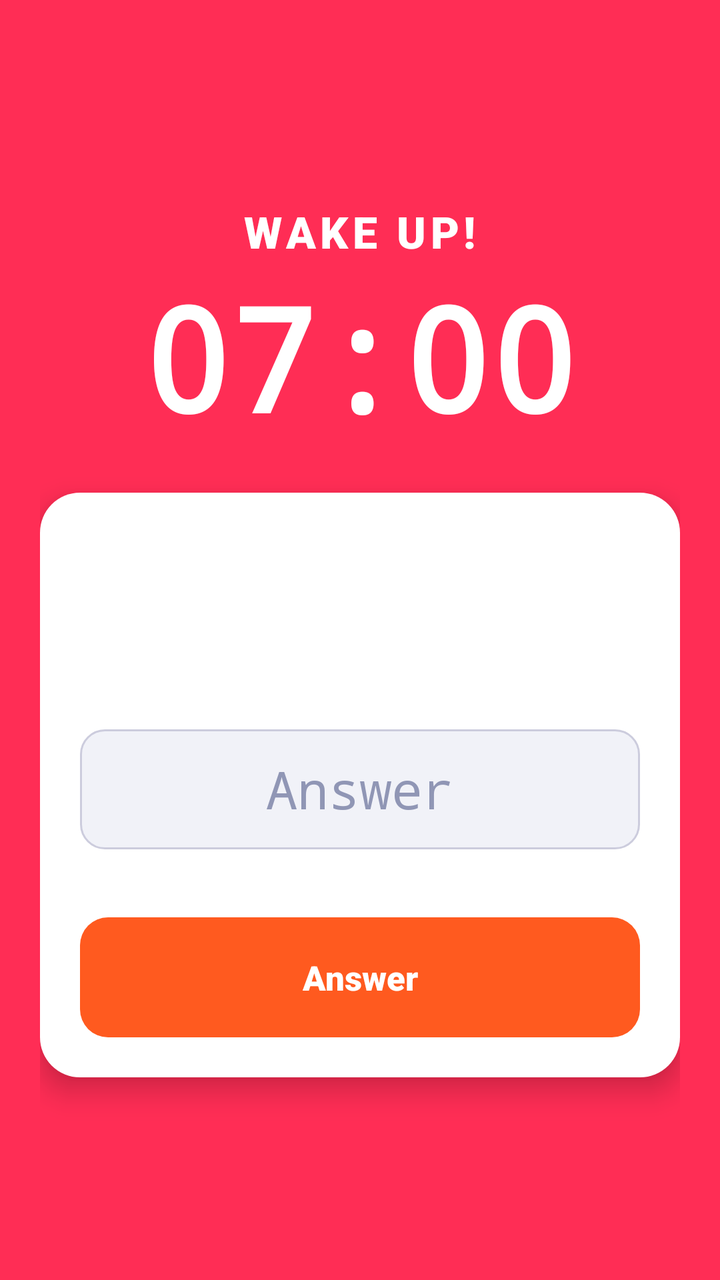
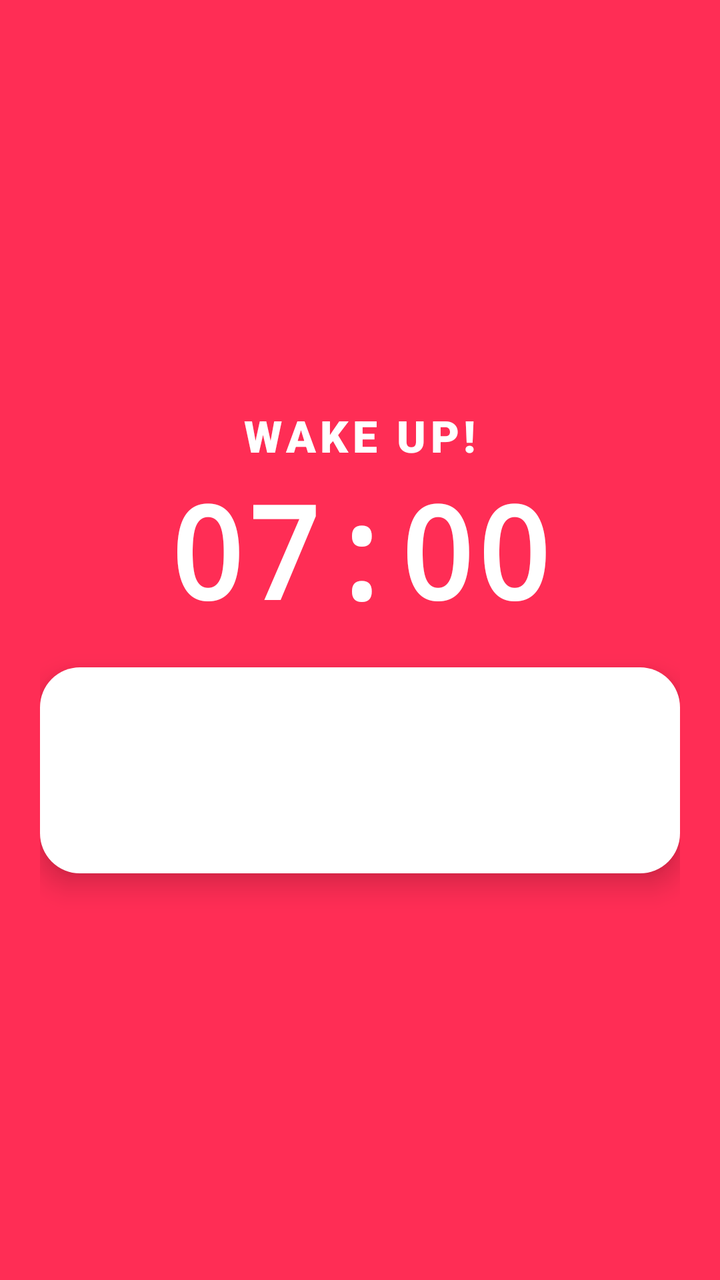

Two renders of the same Android screen: before a commit and after it. Below are the layout's source before the change and the commit's diff.
<!-- AndroidManifest.xml: activity theme Theme.OpMedDig.Ring -->
<!-- res/layout/activity_ring.xml -->
<?xml version="1.0" encoding="utf-8"?>
<LinearLayout xmlns:android="http://schemas.android.com/apk/res/android"
    android:id="@+id/root"
    android:layout_width="match_parent"
    android:layout_height="match_parent"
    android:background="@color/alarm"
    android:gravity="center"
    android:orientation="vertical"
    android:padding="20dp">

    <TextView
        android:layout_width="wrap_content"
        android:layout_height="wrap_content"
        android:fontFamily="sans-serif-black"
        android:letterSpacing="0.1"
        android:text="@string/wake_up"
        android:textColor="#FFFFFF"
        android:textSize="22sp" />

    <TextView
        android:id="@+id/ringClock"
        android:layout_width="wrap_content"
        android:layout_height="wrap_content"
        android:layout_marginBottom="20dp"
        android:fontFamily="monospace"
        android:text="07:00"
        android:textColor="#FFFFFF"
        android:textSize="72sp"
        android:textStyle="bold" />

    <LinearLayout
        android:layout_width="match_parent"
        android:layout_height="wrap_content"
        android:background="@drawable/bg_task"
        android:elevation="8dp"
        android:gravity="center_horizontal"
        android:orientation="vertical"
        android:padding="20dp">

        <LinearLayout
            android:id="@+id/dots"
            android:layout_width="wrap_content"
            android:layout_height="wrap_content"
            android:orientation="horizontal" />

        <TextView
            android:id="@+id/progress"
            android:layout_width="wrap_content"
            android:layout_height="wrap_content"
            android:layout_marginTop="8dp"
            android:textColor="#5D6380"
            android:textSize="14sp" />

        <TextView
            android:id="@+id/question"
            android:layout_width="wrap_content"
            android:layout_height="wrap_content"
            android:layout_marginTop="12dp"
            android:fontFamily="monospace"
            android:gravity="center"
            android:textColor="#161A2E"
            android:textSize="34sp"
            android:textStyle="bold" />

        <EditText
            android:id="@+id/answer"
            android:layout_width="match_parent"
            android:layout_height="60dp"
            android:layout_marginTop="14dp"
            android:background="@drawable/bg_task_input"
            android:fontFamily="monospace"
            android:gravity="center"
            android:hint="@string/answer_hint"
            android:imeOptions="actionDone"
            android:inputType="numberSigned"
            android:textColor="#161A2E"
            android:textColorHint="#9096B5"
            android:textSize="26sp" />

        <TextView
            android:id="@+id/error"
            android:layout_width="wrap_content"
            android:layout_height="wrap_content"
            android:layout_marginTop="8dp"
            android:gravity="center"
            android:minHeight="20dp"
            android:textColor="#C8102E"
            android:textSize="14sp" />

        <Button
            android:id="@+id/okBtn"
            android:layout_width="match_parent"
            android:layout_height="60dp"
            android:layout_marginTop="6dp"
            android:text="@string/btn_answer" />
    </LinearLayout>
</LinearLayout>
<!-- resources referenced by this layout -->
<resources>
  <color name="alarm">#FF2D55</color>
  <!-- drawable bg_task (drawable) -->
  <shape xmlns:android="http://schemas.android.com/apk/res/android" android:shape="rectangle">
      <solid android:color="#FFFFFF" />
      <corners android:radius="20dp" />
  </shape>
  <!-- drawable bg_task_input (drawable) -->
  <shape xmlns:android="http://schemas.android.com/apk/res/android" android:shape="rectangle">
      <solid android:color="#F1F2F8" />
      <stroke android:width="1dp" android:color="#CCCCDD" />
      <corners android:radius="12dp" />
  </shape>
  <string name="answer_hint">Answer</string>
  <string name="btn_answer">Answer</string>
  <string name="wake_up">WAKE UP!</string>
  <style name="Theme.OpMedDig.Ring" parent="Theme.OpMedDig">
          <item name="android:windowBackground">@color/alarm</item>
          <item name="android:statusBarColor">@color/alarm</item>
          <item name="android:navigationBarColor">@color/alarm</item>
      </style>
  <style name="Theme.OpMedDig" parent="Theme.AppCompat.DayNight.NoActionBar">
          <item name="colorPrimary">@color/accent</item>
          <item name="colorPrimaryDark">@color/bg</item>
          <item name="colorAccent">@color/accent</item>
          <item name="android:windowBackground">@color/bg</item>
          <item name="android:statusBarColor">@color/bg</item>
          <item name="android:navigationBarColor">@color/bg</item>
          <item name="android:textColorPrimary">@color/fg</item>
          <item name="android:textColor">@color/fg</item>
          <item name="android:fontFamily">sans-serif</item>
          <item name="buttonStyle">@style/OMD.Button</item>
          <item name="android:buttonStyle">@style/OMD.Button</item>
      </style>
  <color name="accent">#FF5A1F</color>
  <color name="bg">#EEF0F7</color>
  <color name="fg">#161A2E</color>
  <style name="OMD.Button" parent="Widget.AppCompat.Button">
          <item name="android:background">@drawable/bg_button</item>
          <item name="android:textColor">#FFFFFF</item>
          <item name="android:textAllCaps">false</item>
          <item name="android:fontFamily">sans-serif-black</item>
          <item name="android:textSize">17sp</item>
          <item name="android:minHeight">56dp</item>
          <item name="android:stateListAnimator">@null</item>
      </style>
  <!-- drawable bg_button (drawable) -->
  <ripple xmlns:android="http://schemas.android.com/apk/res/android" android:color="#33FFFFFF">
      <item>
          <shape android:shape="rectangle">
              <solid android:color="@color/accent" />
              <corners android:radius="14dp" />
          </shape>
      </item>
  </ripple>
</resources>

<!-- the commit's change to res/layout/activity_ring.xml (unified diff, before → after) -->
@@ -1,97 +1,94 @@
 <?xml version="1.0" encoding="utf-8"?>
-<LinearLayout xmlns:android="http://schemas.android.com/apk/res/android"
+<ScrollView xmlns:android="http://schemas.android.com/apk/res/android"
     android:id="@+id/root"
     android:layout_width="match_parent"
     android:layout_height="match_parent"
     android:background="@color/alarm"
-    android:gravity="center"
-    android:orientation="vertical"
-    android:padding="20dp">
-
-    <TextView
-        android:layout_width="wrap_content"
-        android:layout_height="wrap_content"
-        android:fontFamily="sans-serif-black"
-        android:letterSpacing="0.1"
-        android:text="@string/wake_up"
-        android:textColor="#FFFFFF"
-        android:textSize="22sp" />
-
-    <TextView
-        android:id="@+id/ringClock"
-        android:layout_width="wrap_content"
-        android:layout_height="wrap_content"
-        android:layout_marginBottom="20dp"
-        android:fontFamily="monospace"
-        android:text="07:00"
-        android:textColor="#FFFFFF"
-        android:textSize="72sp"
-        android:textStyle="bold" />
+    android:fillViewport="true">
 
     <LinearLayout
         android:layout_width="match_parent"
         android:layout_height="wrap_content"
-        android:background="@drawable/bg_task"
-        android:elevation="8dp"
-        android:gravity="center_horizontal"
+        android:gravity="center"
         android:orientation="vertical"
         android:padding="20dp">
 
-        <LinearLayout
-            android:id="@+id/dots"
+        <TextView
             android:layout_width="wrap_content"
             android:layout_height="wrap_content"
-            android:orientation="horizontal" />
+            android:fontFamily="sans-serif-black"
+            android:letterSpacing="0.1"
+            android:text="@string/wake_up"
+            android:textColor="#FFFFFF"
+            android:textSize="22sp" />
 
         <TextView
-            android:id="@+id/progress"
+            android:id="@+id/ringClock"
             android:layout_width="wrap_content"
             android:layout_height="wrap_content"
-            android:layout_marginTop="8dp"
-            android:textColor="#5D6380"
-            android:textSize="14sp" />
-
-        <TextView
-            android:id="@+id/question"
-            android:layout_width="wrap_content"
-            android:layout_height="wrap_content"
-            android:layout_marginTop="12dp"
+            android:layout_marginBottom="16dp"
             android:fontFamily="monospace"
-            android:gravity="center"
-            android:textColor="#161A2E"
-            android:textSize="34sp"
+            android:text="07:00"
+            android:textColor="#FFFFFF"
+            android:textSize="64sp"
             android:textStyle="bold" />
 
-        <EditText
-            android:id="@+id/answer"
+        <LinearLayout
             android:layout_width="match_parent"
-            android:layout_height="60dp"
-            android:layout_marginTop="14dp"
-            android:background="@drawable/bg_task_input"
-            android:fontFamily="monospace"
-            android:gravity="center"
-            android:hint="@string/answer_hint"
-            android:imeOptions="actionDone"
-            android:inputType="numberSigned"
-            android:textColor="#161A2E"
-            android:textColorHint="#9096B5"
-            android:textSize="26sp" />
+            android:layout_height="wrap_content"
+            android:background="@drawable/bg_task"
+            android:elevation="8dp"
+            android:gravity="center_horizontal"
+            android:orientation="vertical"
+            android:padding="20dp">
 
-        <TextView
-            android:id="@+id/error"
-            android:layout_width="wrap_content"
-            android:layout_height="wrap_content"
-            android:layout_marginTop="8dp"
-            android:gravity="center"
-            android:minHeight="20dp"
-            android:textColor="#C8102E"
-            android:textSize="14sp" />
+            <LinearLayout
+                android:id="@+id/dots"
+                android:layout_width="wrap_content"
+                android:layout_height="wrap_content"
+                android:orientation="horizontal" />
 
-        <Button
-            android:id="@+id/okBtn"
-            android:layout_width="match_parent"
-            android:layout_height="60dp"
-            android:layout_marginTop="6dp"
-            android:text="@string/btn_answer" />
+            <TextView
+                android:id="@+id/progress"
+                android:layout_width="wrap_content"
+                android:layout_height="wrap_content"
+                android:layout_marginTop="8dp"
+                android:layout_marginBottom="8dp"
+                android:textColor="#5D6380"
+                android:textSize="14sp" />
+
+            <FrameLayout
+                android:id="@+id/taskArea"
+                android:layout_width="match_parent"
+                android:layout_height="wrap_content" />
+
+            <TextView
+                android:id="@+id/question"
+                android:layout_width="wrap_content"
+                android:layout_height="wrap_content"
+                android:gravity="center"
+                android:textColor="#161A2E"
+                android:textSize="22sp"
+                android:textStyle="bold"
+                android:visibility="gone" />
+
+            <TextView
+                android:id="@+id/error"
+                android:layout_width="wrap_content"
+                android:layout_height="wrap_content"
+                android:layout_marginTop="8dp"
+                android:gravity="center"
+                android:minHeight="20dp"
+                android:textColor="#C8102E"
+                android:textSize="14sp" />
+
+            <Button
+                android:id="@+id/okBtn"
+                android:layout_width="match_parent"
+                android:layout_height="60dp"
+                android:layout_marginTop="6dp"
+                android:text="@string/btn_photo"
+                android:visibility="gone" />
+        </LinearLayout>
     </LinearLayout>
-</LinearLayout>
+</ScrollView>
<!-- resource entries referenced after the edit -->
@@ -6,14 +6,7 @@
       <solid android:color="#FFFFFF" />
       <corners android:radius="20dp" />
   </shape>
-  <!-- drawable bg_task_input (drawable) -->
-  <shape xmlns:android="http://schemas.android.com/apk/res/android" android:shape="rectangle">
-      <solid android:color="#F1F2F8" />
-      <stroke android:width="1dp" android:color="#CCCCDD" />
-      <corners android:radius="12dp" />
-  </shape>
-  <string name="answer_hint">Answer</string>
-  <string name="btn_answer">Answer</string>
+  <string name="btn_photo">Take photo</string>
   <string name="wake_up">WAKE UP!</string>
   <style name="Theme.OpMedDig.Ring" parent="Theme.OpMedDig">
           <item name="android:windowBackground">@color/alarm</item>
